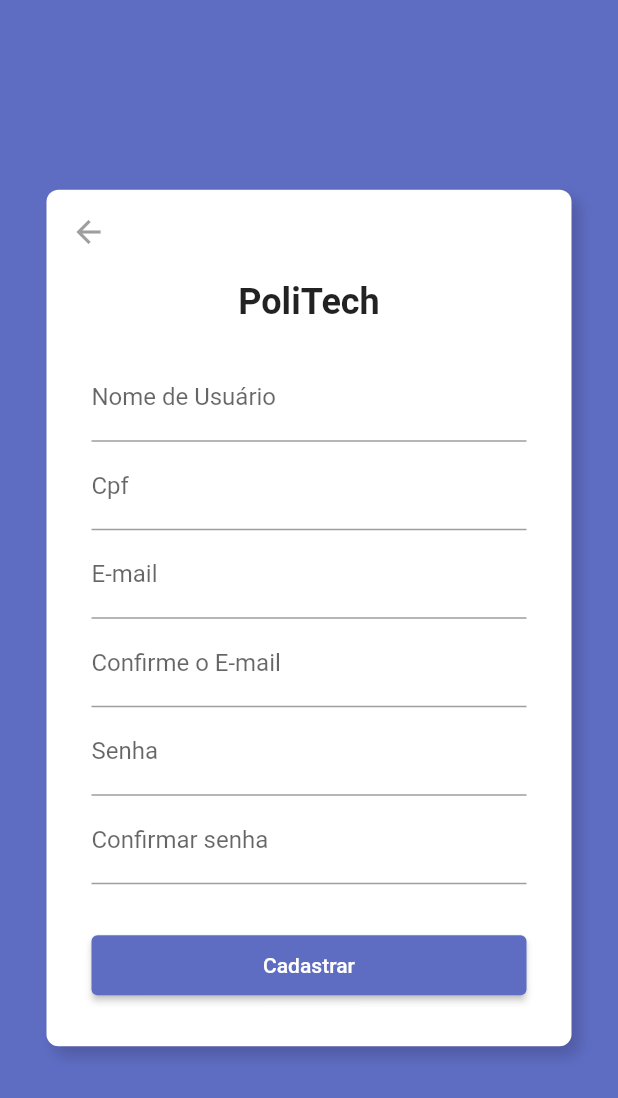
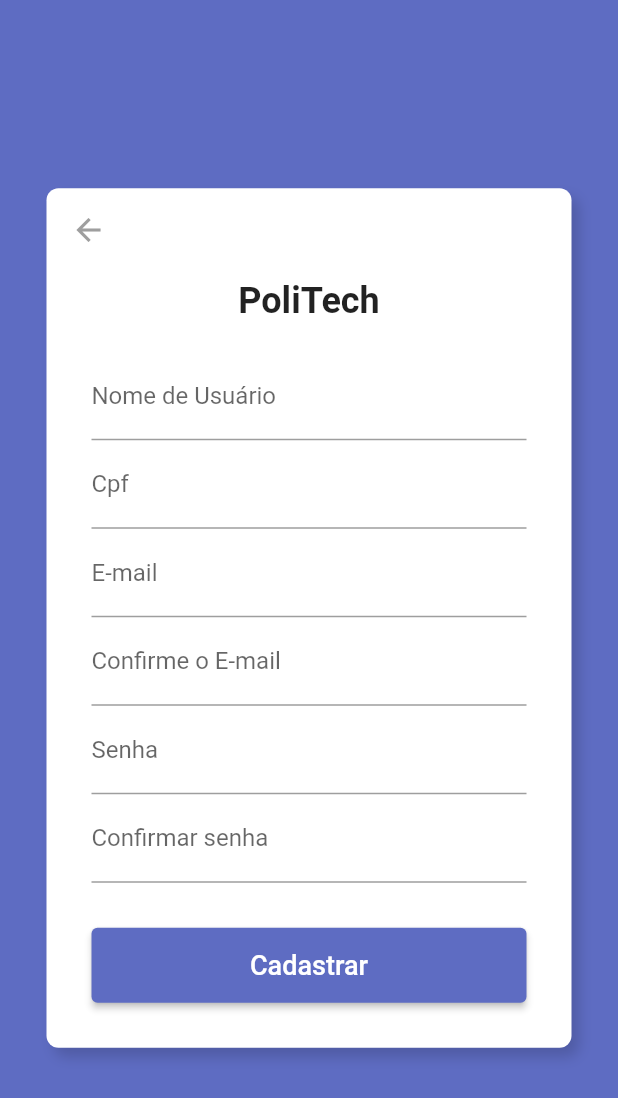
Before and after one commit to ceduardolima/politech, a Flutter app: the screen it shows after launch, after a tap on "Realize seu cadastro aqui!", on a phone screen of 412 x 824 dp. Shown: the top 1098 px of the screen. Run offline on Flutter 3.47's test engine with Material 2 defaults, Android fonts, the phone set to English and light mode, and no system bars; drawn by our look-alikes of flutter_form_builder; our stand-ins replace firebase_auth, firebase_core, floor, form_builder_validators, get_it and 1 more; missing offline and left inert: dart:ffi; accounts and stored records are empty; generated files the repository leaves out were written again.

```diff
--- a/lib/config/init_config.dart
+++ b/lib/config/init_config.dart
@@ -1,6 +1,7 @@
 import 'package:firebase_core/firebase_core.dart';
 import 'package:flutter/cupertino.dart';
 import 'package:get_it/get_it.dart';
+import 'package:politech/domain/repositorio/usuario_repositorio.dart';
 import 'package:politech/firebase_options.dart';
 
 import '../domain/database/dao/aluno_dao.dart';
@@ -31,4 +32,7 @@ Future<void> initConfig() async {
   getIt.registerSingletonWithDependencies<PresencaDao>(
           () => GetIt.instance.get<PolitechDb>().presencaDao,
       dependsOn: [PolitechDb]);
+  getIt.registerSingletonWithDependencies<UsuarioRepositorio>(
+          () => UsuarioRepositorio(),
+      dependsOn: [PolitechDb, UsuarioDao]);
 }
--- a/lib/main.dart
+++ b/lib/main.dart
@@ -9,7 +9,6 @@ import 'package:politech/viewModels/chamada_view_model.dart';
 import 'package:politech/viewModels/presenca_view_model.dart';
 import 'package:politech/viewModels/turma_view_model.dart';
 import 'package:politech/viewModels/usuario_view_model.dart';
-import 'package:politech/widgets/autenticacao/auto_autenticacao.dart';
 import 'package:provider/provider.dart';
 import 'config/init_config.dart';
 
@@ -44,7 +43,7 @@ void main() async {
           future: GetIt.instance.allReady(),
           builder: (BuildContext context, AsyncSnapshot snapshot) {
             if (snapshot.hasData) {
-              return const TelaLogin();
+              return TelaLogin();
             } else {
               return const Center(
                 child: CircularProgressIndicator(),
--- a/lib/paginas/cadastro_pagina.dart
+++ b/lib/paginas/cadastro_pagina.dart
@@ -1,13 +1,54 @@
 import 'package:flutter/material.dart';
-import 'package:politech/paginas/login_pagina.dart';
+import 'package:flutter_form_builder/flutter_form_builder.dart';
+import 'package:politech/domain/usuario/usuario.dart';
+import 'package:politech/servicos/servico_autenticacao.dart';
 import 'package:politech/theme/colors_theme.dart';
+import 'package:politech/viewModels/usuario_view_model.dart';
 import 'package:politech/widgets/container/login_container.dart';
+import 'package:provider/provider.dart';
 
-class TelaCadastro extends StatelessWidget {
-  const TelaCadastro({super.key});
+class TelaCadastro extends StatefulWidget {
+  TelaCadastro({super.key});
+
+  @override
+  State<TelaCadastro> createState() => _TelaCadastroState();
+}
+
+class _TelaCadastroState extends State<TelaCadastro> {
+  final _chaveCadastro = GlobalKey<FormBuilderState>();
+
+  bool _cadastrando = false;
+  late ServicoAutenticacao autenticacao;
+  late UsuarioViewModel usuarioViewModel;
+
+  void cadastro(BuildContext context) async {
+    final estado = _chaveCadastro.currentState;
+    if (estado != null) {
+      String nome = estado.fields["usuario"]!.value!;
+      String cpf = estado.fields["cpf"]!.value!;
+      String email = estado.fields["email"]!.value;
+      String validacaoEmail = estado.fields["validacaoEmail"]!.value;
+      String senha = estado.fields["senha"]!.value;
+      String validacaoSenha = estado.fields["validacaoSenha"]!.value;
+      if (validacaoEmail == email && senha == validacaoSenha) {
+        Usuario usuario = Usuario.genId(cpf, nome, email);
+        try {
+          setState(() => _cadastrando = true);
+          await autenticacao.cadastrar(usuario, senha);
+          await usuarioViewModel.inserir(usuario);
+        } on AuthException catch (e) {
+          setState(() => _cadastrando = false);
+          ScaffoldMessenger.of(context)
+              .showSnackBar(SnackBar(content: Text(e.mensagemErro)));
+        }
+      }
+    }
+  }
 
   @override
   Widget build(BuildContext context) {
+    autenticacao = Provider.of<ServicoAutenticacao>(context);
+    usuarioViewModel = context.watch<UsuarioViewModel>();
     return Scaffold(
       backgroundColor: ColorsTheme().lightColorsScheme().primary,
       body: Center(
@@ -15,10 +56,53 @@ class TelaCadastro extends StatelessWidget {
           botaoVoltar: IconButton(
             alignment: Alignment.topLeft,
             onPressed: () => Navigator.pop(context),
-            icon: const Icon(Icons.arrow_back, color: Colors.grey,),
+            icon: const Icon(
+              Icons.arrow_back,
+              color: Colors.grey,
+            ),
             style: IconButton.styleFrom(alignment: Alignment.centerLeft),
           ),
           filho: Column(
+            mainAxisAlignment: MainAxisAlignment.center,
+            crossAxisAlignment: CrossAxisAlignment.stretch,
+            mainAxisSize: MainAxisSize.min,
+            children: <Widget>[
+              _CadastroFomulario(
+                chaveCadastro: _chaveCadastro,
+              ),
+              const SizedBox(height: 30.0),
+              ElevatedButton(
+                style: ElevatedButton.styleFrom(
+                    fixedSize: const Size.fromHeight(50)),
+                onPressed: () => cadastro(context),
+                child: _cadastrando
+                    ? const CircularProgressIndicator(color: Colors.white)
+                    : const Text(
+                        'Cadastrar',
+                        style: TextStyle(fontSize: 18),
+                      ),
+              ),
+            ],
+          ),
+        ),
+      ),
+    );
+  }
+}
+
+class _CadastroFomulario extends StatelessWidget {
+  const _CadastroFomulario({
+    super.key,
+    required this.chaveCadastro,
+  });
+
+  final GlobalKey<FormBuilderState> chaveCadastro;
+
+  @override
+  Widget build(BuildContext context) {
+    return FormBuilder(
+      key: chaveCadastro,
+      child: Column(
         mainAxisAlignment: MainAxisAlignment.center,
         crossAxisAlignment: CrossAxisAlignment.stretch,
         mainAxisSize: MainAxisSize.min,
@@ -34,66 +118,45 @@ class TelaCadastro extends StatelessWidget {
           const SizedBox(
             height: 20,
           ),
-              const TextField(
-                decoration: InputDecoration(
+          FormBuilderTextField(
+            name: "usuario",
+            decoration: const InputDecoration(
               labelText: 'Nome de Usuário',
             ),
           ),
-              const TextField(
-                decoration: InputDecoration(
+          FormBuilderTextField(
+            name: "cpf",
+            decoration: const InputDecoration(
               labelText: 'Cpf',
             ),
           ),
-              const TextField(
-                decoration: InputDecoration(
+          FormBuilderTextField(
+            name: "email",
+            decoration: const InputDecoration(
               labelText: 'E-mail',
             ),
           ),
-              const TextField(
-                decoration: InputDecoration(
+          FormBuilderTextField(
+            name: "validacaoEmail",
+            decoration: const InputDecoration(
               labelText: 'Confirme o E-mail',
             ),
           ),
-              const TextField(
+          FormBuilderTextField(
+            name: "senha",
             obscureText: true, // Para ocultar a senha enquanto é digitada
-                decoration: InputDecoration(
+            decoration: const InputDecoration(
               labelText: 'Senha',
             ),
           ),
-              const TextField(
+          FormBuilderTextField(
+            name: "validacaoSenha",
             obscureText: true, // Para ocultar a senha enquanto é digitada
-                decoration: InputDecoration(
+            decoration: const InputDecoration(
               labelText: 'Confirmar senha',
             ),
           ),
-              const SizedBox(height: 30.0),
-              ElevatedButton(
-                child: const Text('Cadastrar'),
-                style: ElevatedButton.styleFrom(
-                    fixedSize: const Size.fromHeight(40)),
-                onPressed: () {
-                  // Mostrar o texto "Testar banco" ao pressionar o botão
-                  showDialog(
-                    context: context,
-                    builder: (BuildContext context) {
-                      return AlertDialog(
-                        title: const Text('Testar banco'),
-                        actions: <Widget>[
-                          TextButton(
-                            onPressed: () {
-                              Navigator.of(context).pop(); // Feche o diálogo
-                            },
-                            child: const Text('Fechar'),
-                          ),
         ],
-                      );
-                    },
-                  );
-                },
-              ),
-            ],
-          ),
-        ),
       ),
     );
   }
--- a/lib/paginas/login_pagina.dart
+++ b/lib/paginas/login_pagina.dart
@@ -1,11 +1,22 @@
 import 'package:flutter/material.dart';
+import 'package:flutter_form_builder/flutter_form_builder.dart';
 import 'package:politech/paginas/cadastro_pagina.dart';
 import 'package:politech/theme/colors_theme.dart';
 import 'package:politech/widgets/container/login_container.dart';
 import 'package:politech/paginas/cadastro_turma_pagina.dart';
 
 class TelaLogin extends StatelessWidget {
-  const TelaLogin({Key? key});
+  TelaLogin({Key? key});
+  final _chaveLogin = GlobalKey<FormBuilderState>();
+
+  void login() {
+    final estadoAtual = _chaveLogin.currentState;
+    if (estadoAtual != null) {
+      estadoAtual.save();
+      String usuario = estadoAtual.value["usuario"];
+      String senha = estadoAtual.value["senha"];
+    }
+  }
 
   @override
   Widget build(BuildContext context) {
@@ -13,7 +24,9 @@ class TelaLogin extends StatelessWidget {
       backgroundColor: ColorsTheme().lightColorsScheme().primary,
       body: Center(
         child: LoginContainer(
-          filho: Column(
+          filho: FormBuilder(
+            key: _chaveLogin,
+            child: Column(
               mainAxisSize: MainAxisSize.min,
               mainAxisAlignment: MainAxisAlignment.center,
               crossAxisAlignment: CrossAxisAlignment.stretch,
@@ -29,27 +42,39 @@ class TelaLogin extends StatelessWidget {
                 const SizedBox(
                   height: 20,
                 ),
-              const TextField(
-                decoration: InputDecoration(
+                FormBuilderTextField(
+                  name: "usuario",
+                  decoration: const InputDecoration(
                     labelText: 'Nome de Usuário',
                   ),
                 ),
-              const TextField(
+                FormBuilderTextField(
+                  name: "senha",
                   obscureText: true, // Para ocultar a senha enquanto é digitada
-                decoration: InputDecoration(
+                  decoration: const InputDecoration(
                     labelText: 'Senha',
                   ),
                 ),
-              SizedBox(height: 30.0),
+                const SizedBox(height: 30.0),
                 ElevatedButton(
                   style: ElevatedButton.styleFrom(fixedSize: Size.fromHeight(40)),
                   onPressed: () {
-                  // Navegar para a TelaCadastro quando o botão "Cadastrar" for pressionado
-                  Navigator.push(
-                    context,
-                    MaterialPageRoute(
-                      builder: (context) => TelaCadastroTurma(),
+                    // Mostrar o texto "Testar banco" ao pressionar o botão
+                    showDialog(
+                      context: context,
+                      builder: (BuildContext context) {
+                        return AlertDialog(
+                          title: const Text('Testar banco'),
+                          actions: <Widget>[
+                            TextButton(
+                              onPressed: () {
+                                Navigator.of(context).pop();
+                              },
+                              child: const Text('Fechar'),
                             ),
+                          ],
+                        );
+                      },
                     );
                   },
                   child: const Text('Login', style: TextStyle(fontSize: 16),),
@@ -71,6 +96,7 @@ class TelaLogin extends StatelessWidget {
             ),
           ),
         ),
+      ),
     );
   }
 }
--- a/lib/viewModels/usuario_view_model.dart
+++ b/lib/viewModels/usuario_view_model.dart
@@ -23,4 +23,8 @@ class UsuarioViewModel extends ChangeNotifier {
   List<Usuario> get listaUsuario => _listaUsuario;
 
   UsuarioRepositorio get usuario => _usuarioRepositorio;
+
+  Future<void> inserir(Usuario usuario) async {
+    await _usuarioRepositorio.inserir(usuario);
+  }
 }
--- a/lib/widgets/autenticacao/auto_autenticacao.dart
+++ b/lib/widgets/autenticacao/auto_autenticacao.dart
@@ -18,9 +18,9 @@ class _AutoAutenticacaoState extends State<AutoAutenticacao> {
     if (autenticacao.carregando) {
       return carregando();
     } else if (autenticacao.usuario == null) {
-      return const TelaLogin();
+      return TelaLogin();
     } else {
-      return Container();
+      return TelaLogin();
     }
   }
 
```
Also changed, not shown: lib/servicos/servico_autenticacao.dart (+39 -0 lines). Lines whose indentation alone changed are shown as unchanged.
